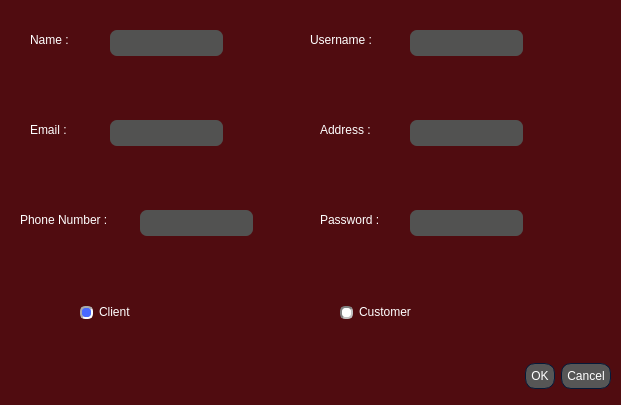
Above: AP/register_dialog.ui from AP-projects-4001/Guys before the change. Below: the same form after it.
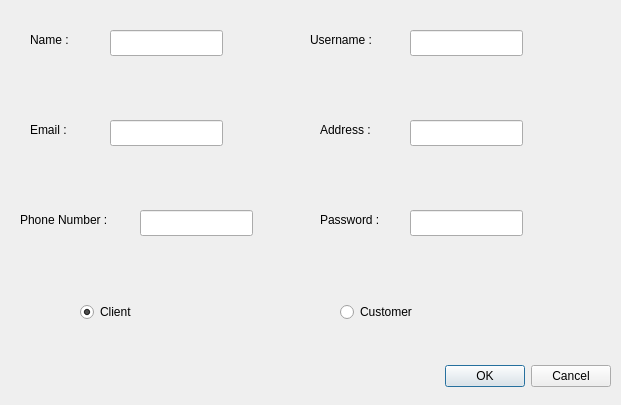
That is the form after the change. Icons and pictures are not drawn.

Patch:
```diff
--- a/AP/register_dialog.ui
+++ b/AP/register_dialog.ui
@@ -13,711 +13,6 @@
   <property name="windowTitle">
    <string>Dialog</string>
   </property>
-  <property name="styleSheet">
-   <string notr="true">
-QWidget
-{
-	background-color: #500c10;
-	color: #ffffff;
-	border-color: #051a39;
-
-}
-
-
-QLabel
-{
-	background-color: transparent;
-	color: #ffffff;
-
-}
-
-
-QToolTip
-{
-	border : 1px solid #500c10;
-	background-color: #26264f;
-	color: #ffffff;
-	border-color: #051a39;
-
-}
-QPushButton
-{
-	background-color: #565656;
-	color: #ffffff;
-	border-style: solid;
-	border-width: 1px;
-	border-radius: 10px;
-	border-color: #051a39;
-	padding: 5px;
-
-}
-
-
-QPushButton::disabled
-{
-	background-color: #404040;
-	color: #656565;
-	border-color: #051a39;
-
-}
-
-
-QPushButton::hover
-{
-	background-color: #8399ff;
-	color: #ffffff;
-	border-style: solid;
-	border-width: 1px;
-	border-radius: 10px;
-	border-color: #051a39;
-	padding: 5px;
-}
-
-
-QPushButton::pressed
-{
-	background-color: #4969ff;
-	color: #ffffff;
-	border-style: solid;
-	border-width: 1px;
-	border-radius: 10px;
-	border-color: #051a39;
-	padding: 5px;
-
-}
-
-QComboBox
-{
-    background-color: #565656;
-    border: 1px solid;
-    border-radius: 3px;
-    padding-left: 6px;
-    color: #ffffff;
-    height: 20px;
-
-}
-
-
-QComboBox::disabled
-{
-	background-color: #404040;
-	color: #656565;
-	border-color: #051a39;
-
-}
-
-
-QComboBox:hover
-{
-    background-color: #8399ff;
-}
-
-
-QComboBox:on
-{
-    background-color: #4969ff;
-
-}
-
-
-QComboBox QAbstractItemView
-{
-    background-color: #383838;
-    color: #ffffff;
-    border: 1px solid black;
-    selection-background-color: #4969ff;
-    selection-color: #ffffff;
-    outline: 0;
-
-}
-
-QComboBox::drop-down
-{
-    subcontrol-origin: padding;
-    subcontrol-position: top right;
-    width: 15px;
-    border-left-width: 0px;
-    border-left-color: darkgray;
-    border-left-style: solid; 
-    border-top-right-radius: 3px; 
-    border-bottom-right-radius: 3px;
-
-}
-
-
-QComboBox::down-arrow
-{
-    image: url(://arrow-down.png);
-    width: 8px;
-    height: 8px;
-}
-
-
-QSpinBox
-{
-	background-color: #525251;
-	color: #ffffff;
-	border: 1px solid #051a39;
-	border-radius: 3px;
-	padding : 2px;
-}
-
-QLineEdit
-{
-	background-color: #525251;
-	color: #ffffff;
-	border-width: 1px;
-	border-radius: 7px;
-	border-color: #051a39;
-	padding: 2px;
-
-}
-
-QLineEdit::disabled
-{
-	background-color: #404040;
-	color: #656565;
-	border-width: 1px;
-	border-radius: 7px;
-	border-color: #051a39;
-	padding: 2px;
-
-}
-
-QTextEdit
-{
-	background-color: #ffffff;
-	color: #010201;
-	border-color: #051a39;
-
-}
-
-
-QTextEdit::disabled
-{
-	background-color: #404040;
-	color: #656565;
-	border-color: #051a39;
-
-}
-
-QCheckBox::indicator
-{
-    color: #b1b1b1;
-    background-color: #323232;
-    border: 1px solid #b1b1b1;
-    width: 12px;
-    height: 12px;
-
-}
-
-
-QCheckBox::indicator:checked
-{
-    image:url(://checkbox.png);
-    border: 1px solid #565656;
-
-}
-
-
-QCheckBox::disabled
-{
-	color: #656565;
-
-}
-
-
-QCheckBox::indicator:disabled
-{
-	background-color: #656565;
-	color: #656565;
-    border: 1px solid #656565;
-
-}
-
-
-QRadioButton::indicator::unchecked
-{ 
-	border: 2px inset gray; 
-	border-radius: 5px; 
-	background-color:  #fff;
-	width: 9px; 
-	height: 9px; 
-
-}
-
-
-QRadioButton::indicator::unchecked:hover
-{ 
-	border: 2px solid #565656; 
-	border-radius: 5px; 
-	background-color:  #fff;
-	width: 9px; 
-	height: 9px; 
-
-}
-
-
-QRadioButton::indicator::checked
-{ 
-	border: 2px inset darkgray; 
-	border-radius: 5px; 
-	background-color: #4969ff; 
-	width: 9px; 
-	height: 9px; 
-
-}
-
-
-QRadioButton::disabled
-{
-	color: #656565;
-
-}
-
-
-QRadioButton::indicator:disabled
-{
-	background-color: #656565;
-	color: #656565;
-    border: 2px solid #656565;
-
-}
-
-
-QTableView
-{
-    background-color: #242526;
-    border: 1px solid #32414B;
-    color: #f0f0f0;
-    gridline-color: #8faaff;
-    outline : 0;
-
-}
-
-
-QTableView::disabled
-{
-    background-color: #242526;
-    border: 1px solid #32414B;
-    color: #656565;
-    gridline-color: #656565;
-    outline : 0;
-
-}
-
-
-QTableView::item:hover 
-{
-    background-color: #26264f;
-    color: #f0f0f0;
-
-}
-
-
-QTableView::item:selected 
-{
-    background-color: #1a1b1c;
-    border: 2px solid #4969ff;
-    color: #F0F0F0;
-
-}
-
-
-QTableView::item:selected:disabled
-{
-    background-color: #1a1b1c;
-    border: 2px solid #525251;
-    color: #656565;
-
-}
-
-
-QTableCornerButton::section
-{
-    background-color: #505050;
-    color: #fff;
-
-}
-
-
-QHeaderView::section
-{
-    background-color: #525251;
-    color: #fff;
-    text-align: left;
-	padding: 4px;
-	
-}
-
-
-QHeaderView::section:disabled
-{
-    background-color: #525251;
-    color: #656565;
-
-}
-
-
-
-
-
-
-QHeaderView::section::vertical::first,
-QHeaderView::section::vertical::only-one
-{
-    border-top: 1px solid #353635;
-
-}
-
-
-QHeaderView::section::vertical
-{
-    border-top: 1px solid #353635;
-
-}
-
-
-QHeaderView::section::horizontal::first,
-QHeaderView::section::horizontal::only-one
-{
-    border-left: 1px solid #353635;
-
-}
-
-
-QHeaderView::section::horizontal
-{
-    border-left: 1px solid #353635;
-
-}
-
-
-QTabBar::tab
-{
-	background-color: #262626;
-	color: #ffffff;
-	border-style: solid;
-	border-width: 1px;
-	border-top-left-radius: 3px;
-	border-top-right-radius: 3px;
-	border-color: #051a39;
-	padding: 5px;
-
-}
-
-
-QTabBar::tab:disabled
-{
-	background-color: #656565;
-	color: #656565;
-}
-
-
-QTabWidget::pane 
-{
-	background-color: #262626;
-	color: #ffffff;
-    border: 1px solid;
-    border-color: #565656;
-
-}
-
-
-QTabBar::tab:selected
-{
-    background-color: #565656;
-	color: #ffffff;
-	border-style: solid;
-	border-width: 1px;
-	border-top-left-radius: 3px;
-	border-top-right-radius: 3px;
-	border-color: #051a39;
-	padding: 5px;
-
-}
-
-
-QTabBar::tab:selected:disabled
-{
-	background-color: #404040;
-	color: #656565;
-
-}
-
-
-QTabBar::tab:!selected 
-{
-    background-color: #262626;
-
-}
-
-
-QTabBar::tab:!selected:hover 
-{
-    background-color: #8399ff;
-
-}
-
-
-QTabBar::tab:top:!selected 
-{
-    margin-top: 3px;
-
-}
-
-
-QTabBar::tab:bottom:!selected 
-{
-    margin-bottom: 3px;
-
-}
-
-
-QTabBar::tab:top, QTabBar::tab:bottom 
-{
-    min-width: 8ex;
-    margin-right: -1px;
-    padding: 5px 10px 5px 10px;
-
-}
-
-
-QTabBar::tab:top:selected 
-{
-    border-bottom-color: none;
-
-}
-
-
-QTabBar::tab:bottom:selected 
-{
-    border-top-color: none;
-
-}
-
-
-QTabBar::tab:top:last, QTabBar::tab:bottom:last,
-QTabBar::tab:top:only-one, QTabBar::tab:bottom:only-one 
-{
-    margin-right: 0;
-
-}
-
-
-QTabBar::tab:left:!selected 
-{
-    margin-right: 3px;
-
-}
-
-
-QTabBar::tab:right:!selected
-{
-    margin-left: 3px;
-
-}
-
-
-QTabBar::tab:left, QTabBar::tab:right 
-{
-    min-height: 8ex;
-    margin-bottom: -1px;
-    padding: 10px 5px 10px 5px;
-
-}
-
-
-QTabBar::tab:left:selected 
-{
-    border-left-color: none;
-
-}
-
-
-QTabBar::tab:right:selected 
-{
-    border-right-color: none;
-
-}
-
-
-QTabBar::tab:left:last, QTabBar::tab:right:last,
-QTabBar::tab:left:only-one, QTabBar::tab:right:only-one 
-{
-    margin-bottom: 0;
-
-}
-
-
-QScrollBar:horizontal
-{
-    border: 1px solid #222222;
-    background-color: #3d3d3d;
-    height: 13px;
-    margin: 0px 16px 0 16px;
-
-}
-
-
-QScrollBar::handle:horizontal
-{
-    background: #565656;
-    min-height: 20px;
-
-}
-
-
-QScrollBar::add-line:horizontal
-{
-    border: 1px solid #1b1b19;
-    background-color: #565656;
-    width: 14px;
-    subcontrol-position: right;
-    subcontrol-origin: margin;
-
-}
-
-
-QScrollBar::sub-line:horizontal
-{
-    border: 1px solid #1b1b19;
-    background-color: #565656;
-    width: 14px;
-    subcontrol-position: left;
-    subcontrol-origin: margin;
-
-}
-
-
-QScrollBar::right-arrow:horizontal
-{
-    width: 6px;
-    height: 6px;
-
-}
-
-
-QScrollBar::left-arrow:horizontal
-{
-    width: 6px;
-    height: 6px;
-
-}
-
-
-QScrollBar::add-page:horizontal, QScrollBar::sub-page:horizontal
-{
-    background: none;
-
-}
-
-
-QScrollBar:vertical
-{
-    background-color: #3d3d3d;
-    width: 13px;
-    margin: 16px 0 16px 0;
-    border: 1px solid #222222;
-
-}
-
-
-QScrollBar::handle:vertical
-{
-    background-color: #565656;
-    min-height: 20px;
-
-}
-
-
-QScrollBar::add-line:vertical
-{
-    border: 1px solid #1b1b19;
-    background-color: #565656;
-    height: 14px;
-    subcontrol-position: bottom;
-    subcontrol-origin: margin;
-
-}
-
-
-QScrollBar::sub-line:vertical
-{
-    border: 1px solid #1b1b19;
-    background-color: #565656;
-    height: 14px;
-    subcontrol-position: top;
-    subcontrol-origin: margin;
-
-}
-
-
-QScrollBar::up-arrow:vertical
-{
-    width: 6px;
-    height: 6px;
-
-}
-
-
-QScrollBar::down-arrow:vertical
-{
-    width: 6px;
-    height: 6px;
-
-}
-
-
-QScrollBar::add-page:vertical, QScrollBar::sub-page:vertical
-{
-    background: none;
-
-}
-
-QStatusBar
-{
-	background-color: #565656;
-	color: #ffffff;
-	border-color: #051a39;
-
-}
-
-QCheckBox:disabled
-{
-color: #414141;
-}
-
-QCheckBox::indicator{
-    color: #b1b1b1;
-    background-color: #323232;
-    border: 1px solid #b1b1b1;
-    width:  12px;
-    height:  12px;
-}
-
-QRadioButton::indicator
-{
-    border-radius: 6px;
-}
-
-QCheckBox::indicator:hover
-{
-    border: 1px solid #8399ff;
-}
-
-QCheckBox::indicator:checked
-{
-	border-image: url(:/included_images/Check_mark.png) 0 0 0 0 stretch stretch;
-	background-color: #ffffff;
-}
-
-QCheckBox::indicator:disabled
-{
-    border: 1px solid #444;
-}
-</string>
-  </property>
   <widget class="QDialogButtonBox" name="buttonBox">
    <property name="geometry">
     <rect>
```
